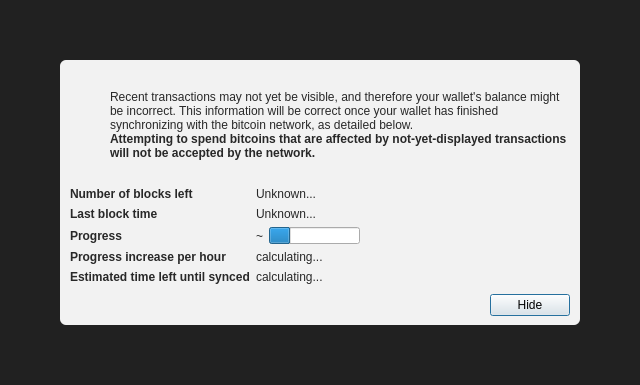
pdrobek/polcoin-core, file src/qt/forms/modaloverlay.ui: the form before one commit.
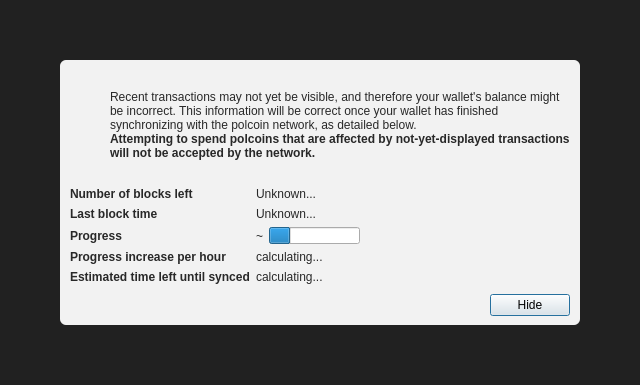
The form after the commit. Icons and pictures are not drawn. Custom widgets are drawn as their Qt base class.

Patch:
```diff
--- a/src/qt/forms/modaloverlay.ui
+++ b/src/qt/forms/modaloverlay.ui
@@ -130,7 +130,7 @@
              <item>
               <widget class="QLabel" name="infoText">
                <property name="text">
-                <string>Recent transactions may not yet be visible, and therefore your wallet's balance might be incorrect. This information will be correct once your wallet has finished synchronizing with the bitcoin network, as detailed below.</string>
+                <string>Recent transactions may not yet be visible, and therefore your wallet's balance might be incorrect. This information will be correct once your wallet has finished synchronizing with the polcoin network, as detailed below.</string>
                </property>
                <property name="textFormat">
                 <enum>Qt::RichText</enum>
@@ -149,7 +149,7 @@
                 </font>
                </property>
                <property name="text">
-                <string>Attempting to spend bitcoins that are affected by not-yet-displayed transactions will not be accepted by the network.</string>
+                <string>Attempting to spend polcoins that are affected by not-yet-displayed transactions will not be accepted by the network.</string>
                </property>
                <property name="textFormat">
                 <enum>Qt::RichText</enum>
```
